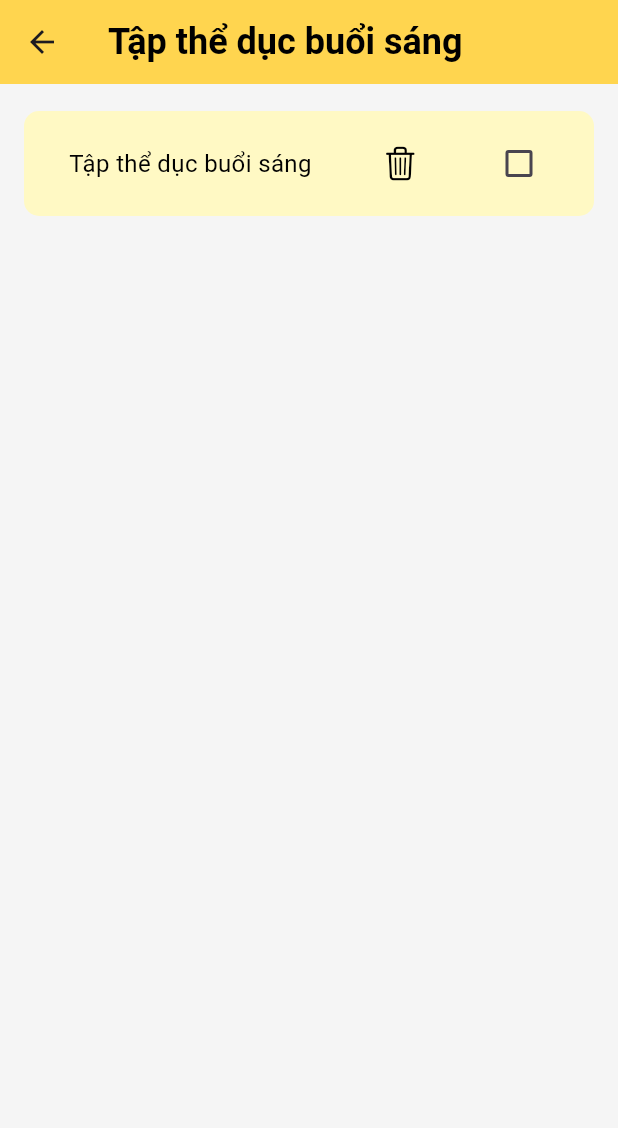
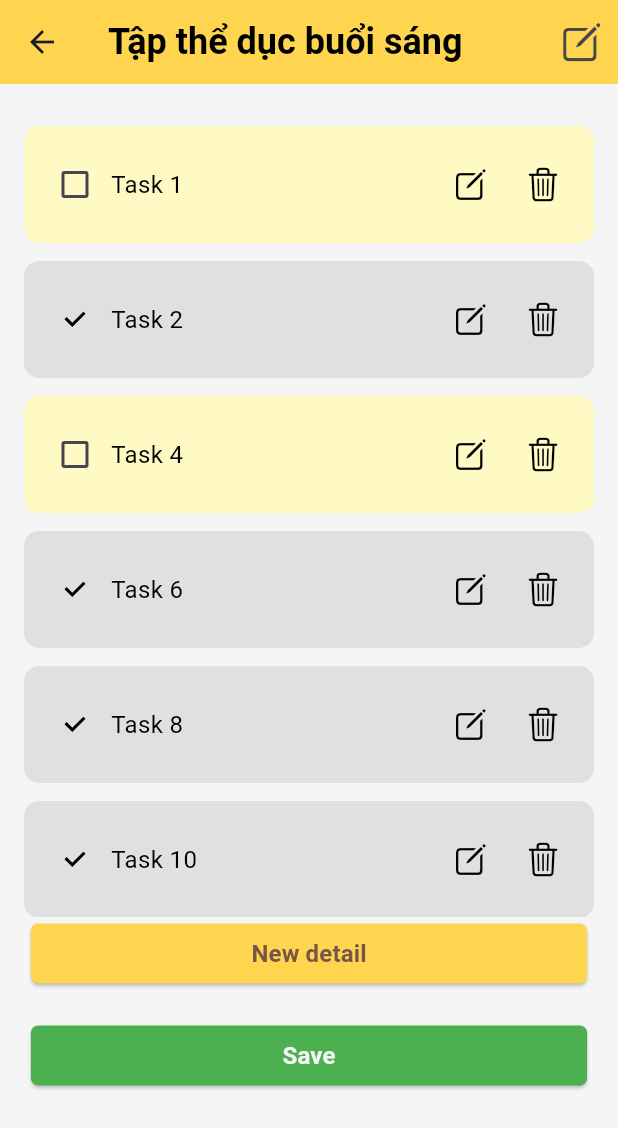
Before and after one commit to tienhuylac1304/todo_app_flutter, a Flutter app: the screen it shows after launch, after a tap on "Tập thể dục buổi sáng", on a phone screen of 412 x 824 dp. Shown: the top 1128 px of the screen. Run offline on Flutter 3.47's test engine with Material 3 defaults, Android fonts, the phone set to English and light mode, and no system bars; Roboto replaces fonts that are missing (Times New Roman).

Commit message:
Update UI for Detail page

```diff
--- a/lib/models/task_details.dart
+++ b/lib/models/task_details.dart
@@ -20,6 +20,10 @@ class TaskDetails {
     TaskDetails(10, 1, "Task 10", isDone: true),
     TaskDetails(11, 2, "Task 11", isDone: true),
     TaskDetails(12, 2, "Task 12", isDone: false),
+    TaskDetails(13, 1, "Task 1", isDone: false),
+    TaskDetails(14, 1, "Task 1", isDone: false),
+    TaskDetails(15, 1, "Task 1", isDone: false),
+    TaskDetails(16, 1, "Task 1", isDone: false),
   ];
 
   // Constructor với initializer list
--- a/lib/pages/home_page.dart
+++ b/lib/pages/home_page.dart
@@ -1,3 +1,4 @@
+import 'package:flutter/cupertino.dart';
 import 'package:flutter/material.dart';
 import 'package:todo_app/models/task.dart';
 import 'package:todo_app/theme/app_color.dart';
@@ -43,7 +44,16 @@ class _MyHomePageState extends State<MyHomePage> {
   Widget build(BuildContext context) {
     return Scaffold(
       appBar: AppBar(
-        title: Center(child: Text('ToDoList')),
+        title: Text('ToDoList'),
+        actions: [
+          IconButton(
+            icon: Icon(
+              CupertinoIcons.calendar,
+              size: 30,
+            ),
+            onPressed: () {},
+          ),
+        ],
       ),
       body: Container(
         margin: const EdgeInsets.all(10),
@@ -55,9 +65,7 @@ class _MyHomePageState extends State<MyHomePage> {
               (index) => ListItem(
                 task: tasks[index],
                 onTaskUpdate: (updatedTask) {
-                  setState(() {
-                    // Cập nhật danh sách task ở widget cha
-                  });
+                  setState(() {});
                 },
               ),
             ),
--- a/lib/pages/task_detail.dart
+++ b/lib/pages/task_detail.dart
@@ -4,6 +4,7 @@ import 'package:todo_app/models/task.dart';
 import 'package:todo_app/models/task_details.dart';
 import 'package:todo_app/theme/app_color.dart';
 import 'package:todo_app/theme/app_theme.dart';
+import 'package:todo_app/widgets/detail_list_item.dart';
 
 class TaskDetail extends StatefulWidget {
   const TaskDetail({super.key, required this.taskId});
@@ -26,57 +27,76 @@ class _TaskDetailState extends State<TaskDetail> {
 
     return PopScope(
       canPop: false,
-      onPopInvoked: (didPop) {
+      onPopInvokedWithResult: (didPop, result) {
         if (!didPop) {
           Navigator.pop(context, true);
         }
       },
       child: Scaffold(
         appBar: AppBar(
+          actions: [
+            IconButton(
+              onPressed: () {},
+              icon: Icon(
+                CupertinoIcons.create_solid,size: 30,
+              ),
+            ),
+          ],
           title: Text(
             task.title,
           ),
         ),
         body: Container(
           margin: EdgeInsets.all(10),
-          child: SingleChildScrollView(
-            child: Column(
-              children: [
-                Container(
-                  margin: EdgeInsets.fromLTRB(6, 8, 6, 4),
-                  padding: EdgeInsets.fromLTRB(30, 15, 30, 15),
-                  decoration: BoxDecoration(
-                    borderRadius: BorderRadius.circular(10),
-                    color: task.isDone
-                        ? AppColors.completedTask
-                        : AppColors.pendingTask,
-                  ),
-                  child: Row(
+          padding: EdgeInsets.only(top: 10),
+          child: Column(
+            mainAxisAlignment: MainAxisAlignment.start,
+            children: [
+              SizedBox(
+                height: MediaQuery.of(context).size.height * 0.65,
+                child: SingleChildScrollView(
+                  child: Column(
                     mainAxisAlignment: MainAxisAlignment.spaceBetween,
-                    children: [
-                      Text(task.title,
-                          style: AppTheme.lightTheme.textTheme.bodyMedium),
-                      Icon(
-                        CupertinoIcons.trash,
-                        color: AppColors.black,
-                        size: 24,
-                      ),
-                      Checkbox(
-                        value: task.isDone,
-                        onChanged: (bool? value) {
-                          setState(() {
-                            task.isDone = value!;
-                          });
-                        },
-                        activeColor: AppColors.accent,
-                        checkColor: AppColors.background,
-                        materialTapTargetSize: MaterialTapTargetSize.shrinkWrap,
-                      ),
-                    ],
+                    children: List<DetailListItem>.generate(
+                        taskDetails.length,
+                        (index) => DetailListItem(
+                            detail: taskDetails[index],
+                            onTaskUpdate: (updatedTask) {
+                              setState(() {});
+                            })),
                   ),
                 ),
-              ],
-            ),
+              ),
+              SizedBox(
+                width: MediaQuery.of(context).size.width * 0.9,
+                child: ElevatedButton(
+                  onPressed: () {},
+                  child: Text(
+                    "New detail",
+                    style: AppTheme.lightTheme.textTheme.headlineMedium,
+                  ),
+                ),
+              ),
+              SizedBox(
+                height: 20,
+              ),
+              SizedBox(
+                width: MediaQuery.of(context).size.width * 0.9,
+                child: ElevatedButton(
+                  style: ElevatedButton.styleFrom(
+                      backgroundColor: AppColors.accent),
+                  onPressed: () {},
+                  child: Text(
+                    "Save",
+                    style: TextStyle(
+                      color: AppColors.background,
+                      fontSize: 16,
+                      fontWeight: FontWeight.bold,
+                    ),
+                  ),
+                ),
+              )
+            ],
           ),
         ),
       ),
--- a/lib/theme/app_theme.dart
+++ b/lib/theme/app_theme.dart
@@ -50,11 +50,12 @@ class AppTheme {
         fillColor: WidgetStateProperty.all(Color(0x00FFFFFF)),
       ),
       elevatedButtonTheme: ElevatedButtonThemeData(
-      style: ElevatedButton.styleFrom(
-        backgroundColor: AppColors.primary,
-        foregroundColor: AppColors.primary,
+        style: ElevatedButton.styleFrom(
+            backgroundColor: AppColors.primary,
+            foregroundColor: AppColors.primary,
+            shape:
+                RoundedRectangleBorder(borderRadius: BorderRadius.circular(5))),
       ),
-    ),
     );
   }
 }
--- /dev/null
+++ b/lib/widgets/detail_list_item.dart
@@ -0,0 +1,91 @@
+import 'package:flutter/cupertino.dart';
+import 'package:flutter/material.dart';
+import 'package:todo_app/models/task_details.dart';
+import 'package:todo_app/theme/app_color.dart';
+import 'package:todo_app/theme/app_theme.dart';
+
+class DetailListItem extends StatefulWidget {
+  const DetailListItem({
+    super.key,
+    required this.detail,
+    required this.onTaskUpdate,
+  });
+
+  final TaskDetails detail;
+  final Function(TaskDetails) onTaskUpdate;
+
+  @override
+  State<DetailListItem> createState() => _ListItemState();
+}
+
+class _ListItemState extends State<DetailListItem> {
+  late TaskDetails _detail;
+
+  @override
+  void initState() {
+    super.initState();
+    _detail = widget.detail;
+  }
+
+  void deleteTask() {
+    TaskDetails.taskDetails.removeWhere((d) => d.id == _detail.id);
+    setState(() {
+      widget.onTaskUpdate(_detail);
+    });
+  }
+
+  @override
+  Widget build(BuildContext context) {
+    return Container(
+      margin: const EdgeInsets.fromLTRB(6, 8, 6, 4),
+      padding: EdgeInsets.fromLTRB(10, 15, 10, 15),
+      decoration: BoxDecoration(
+        borderRadius: BorderRadius.circular(10),
+        color: _detail.isDone ? AppColors.completedTask : AppColors.pendingTask,
+      ),
+      child: Row(
+        mainAxisAlignment: MainAxisAlignment.spaceBetween,
+        children: [
+          Row(
+            children: [
+              Checkbox(
+                value: _detail.isDone,
+                onChanged: (value) {
+                  setState(() {
+                    _detail.isDone = value!;
+                  });
+                  widget.onTaskUpdate(_detail);
+                },
+                checkColor: AppColors.black,
+              ),
+              Text(
+                _detail.description,
+                style: AppTheme.lightTheme.textTheme.bodyMedium,
+              ),
+            ],
+          ),
+          Row(
+            children: [
+              IconButton(
+                icon: Icon(
+                  CupertinoIcons.create,
+                  color: AppColors.black,
+                  size: 24,
+                ),
+                onPressed: () {},
+              ),
+              IconButton(
+                icon: Icon(
+                  CupertinoIcons.delete,
+                  color: AppColors.black,
+                  size: 24,
+                ),
+                onPressed: () => deleteTask(),
+              ),
+            ],
+          ),
+        ],
+      ),
+    );
+  }
+}
```
